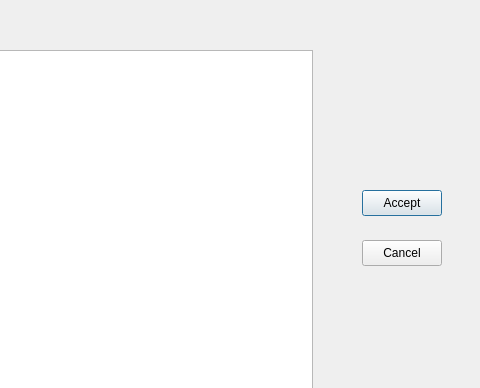
This is commitwindow.ui in 1599982/Wallet as Qt 5 draws it before an edit; both pictures show x 88 to 568 and y 0 to 388 of the 568 by 489 pixel window. The edited form follows.
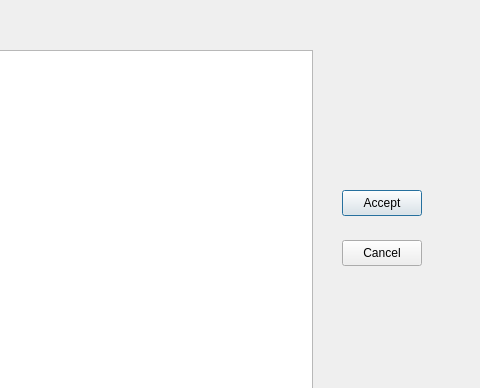
This is the edited form.

Patch:
```diff
--- a/commitwindow.ui
+++ b/commitwindow.ui
@@ -26,7 +26,7 @@
   <widget class="QPushButton" name="PBTN_ACCEPT">
    <property name="geometry">
     <rect>
-     <x>450</x>
+     <x>430</x>
      <y>190</y>
      <width>80</width>
      <height>26</height>
@@ -39,7 +39,7 @@
   <widget class="QPushButton" name="PBTN_CANCEL">
    <property name="geometry">
     <rect>
-     <x>450</x>
+     <x>430</x>
      <y>240</y>
      <width>80</width>
      <height>26</height>
```
Left out of the diff: 20 changed lines with no effect on the pictures.
